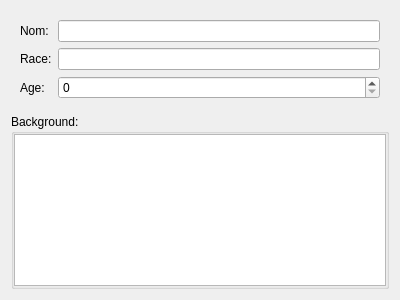
french-paragon/Sabrina, file libs/gui/editors/personnageeditor.ui: the form before one commit.
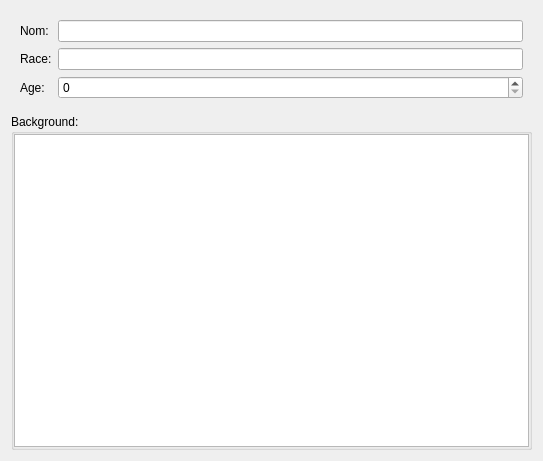
The form after the commit.

Commit message: set age limits

```diff
--- a/libs/gui/editors/personnageeditor.ui
+++ b/libs/gui/editors/personnageeditor.ui
@@ -6,8 +6,8 @@
    <rect>
     <x>0</x>
     <y>0</y>
-    <width>400</width>
-    <height>300</height>
+    <width>543</width>
+    <height>461</height>
    </rect>
   </property>
   <property name="windowTitle">
@@ -51,7 +51,11 @@
        </widget>
       </item>
       <item row="2" column="1">
-       <widget class="QSpinBox" name="spinBox_age"/>
+       <widget class="QSpinBox" name="spinBox_age">
+        <property name="maximum">
+         <number>99999</number>
+        </property>
+       </widget>
       </item>
      </layout>
     </widget>
```
